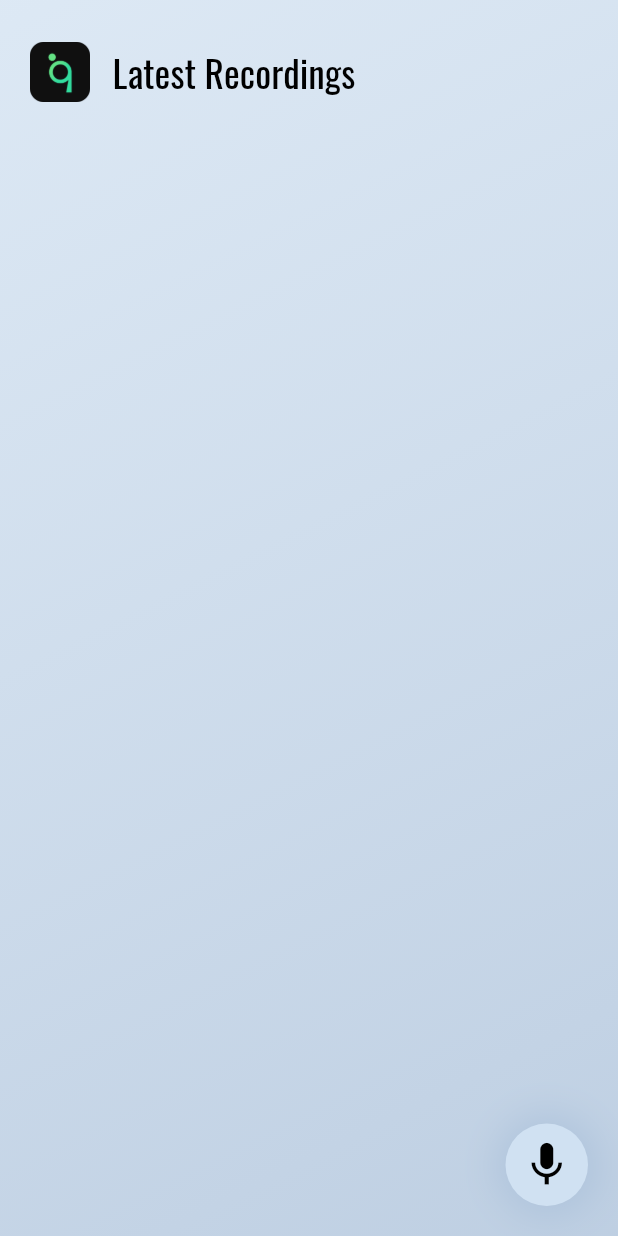
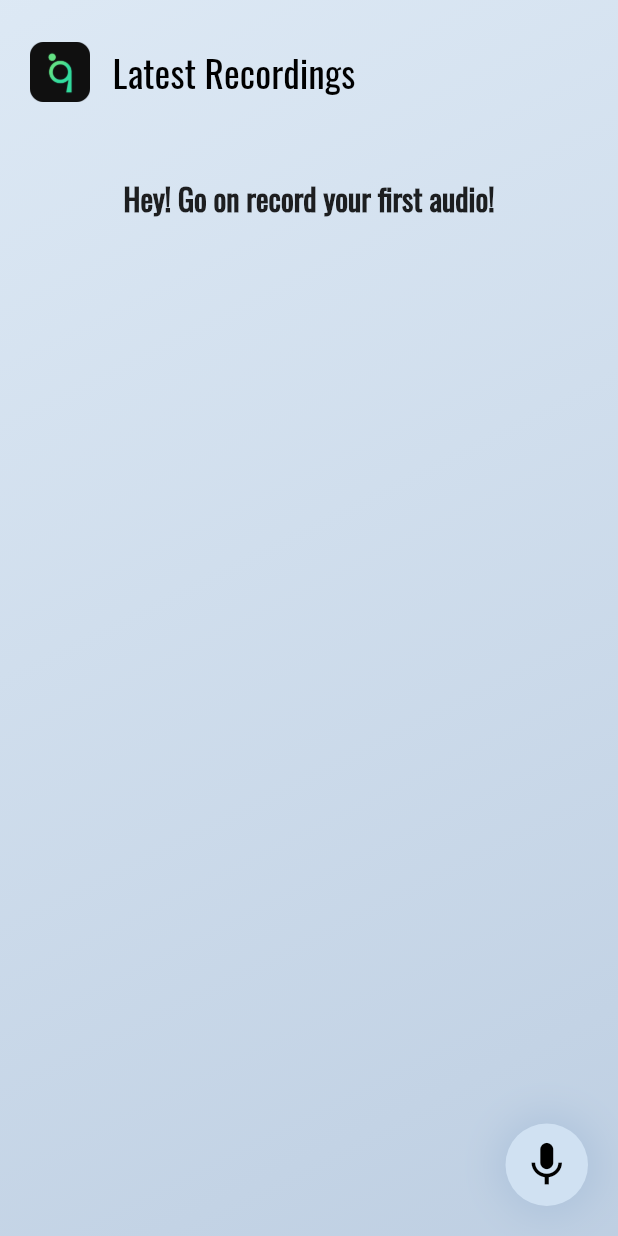
Before and after one commit to RGTechno/qoohoo-A, a Flutter app: the screen it shows after launch, on a phone screen of 412 x 824 dp. Run offline on Flutter 3.47's test engine with Material 2 defaults, Android fonts, the light colour scheme and no system bars; our stand-ins replace assets_audio_player, permission_handler, wave; missing offline and left inert: audio_wave, flutter_sound; project files that could hold a hidden picture were left out.

Commit message:
recording ui

```diff
--- a/lib/screens/home_screen.dart
+++ b/lib/screens/home_screen.dart
@@ -6,6 +6,9 @@ import 'package:path_provider/path_provider.dart';
 import 'package:test_qoohoo/constants.dart';
 import 'package:test_qoohoo/model/sound_recorder.dart';
 import 'package:test_qoohoo/widgets/recordings.dart';
+import 'package:test_qoohoo/widgets/waves.dart';
+import 'package:wave/config.dart';
+import 'package:wave/wave.dart';
 
 class HomeScreen extends StatefulWidget {
   const HomeScreen({Key? key}) : super(key: key);
@@ -75,7 +78,9 @@ class _HomeScreenState extends State<HomeScreen> {
           child: Stack(
             children: [
               SingleChildScrollView(
-                child: Column(
+                child: isRecording
+                    ? Waves(stopwatch)
+                    : Column(
                         crossAxisAlignment: CrossAxisAlignment.start,
                         children: [
                           Padding(
@@ -102,30 +107,34 @@ class _HomeScreenState extends State<HomeScreen> {
                             ),
                           ),
                           SizedBox(height: mediaQuery.size.height * 0.05),
-                    Recordings(audioFilePaths),
+                          audioFilePaths.length == 0
+                              ? Center(
+                                  child: Text(
+                                    "Hey! Go on record your first audio!",
+                                    style: TextStyle(
+                                      fontWeight: FontWeight.bold,
+                                      fontSize: 20,
+                                    ),
+                                  ),
+                                )
+                              : Recordings(audioFilePaths),
                         ],
                       ),
               ),
-              // Text(
-              //   stopwatch.elapsed.inSeconds.toString() +
-              //       ":" +
-              //       stopwatch.elapsed.inMilliseconds.toString(),
-              //   style: TextStyle(
-              //     fontSize: 35,
-              //   ),
-              // ),
               Positioned(
                 bottom: 0,
                 right: 0,
                 child: GestureDetector(
                   onLongPressStart: (LongPressStartDetails det) async {
                     stopwatch.start();
-                    // timer = Timer.periodic(Duration(milliseconds: 1), (_) {
-                    //   setState(() {});
-                    // });
                     setState(() {
                       isRecording = true;
                     });
+                    if (isRecording) {
+                      timer = Timer.periodic(Duration(milliseconds: 10), (_) {
+                        setState(() {});
+                      });
+                    }
                     String? newPath = await getPath();
                     await _recorder.record(newPath!);
                   },
@@ -139,6 +148,8 @@ class _HomeScreenState extends State<HomeScreen> {
                             "${stopwatch.elapsed.inMinutes.toString()}:${stopwatch.elapsed.inSeconds.toString()}"
                       });
                     }
+                    timer.cancel();
+                    stopwatch.reset();
                     setState(() {
                       isRecording = false;
                     });
--- a/pubspec.yaml
+++ b/pubspec.yaml
@@ -39,6 +39,7 @@ dependencies:
   permission_handler: ^10.0.0
   assets_audio_player: ^3.0.4+4
   audio_wave: ^0.1.4
+  wave: ^0.2.2
 
 dev_dependencies:
   flutter_test:
```
Also changed, not shown: lib/widgets/waves.dart (added, +61 -0 lines), pubspec.lock. Lines whose indentation alone changed are shown as unchanged.
